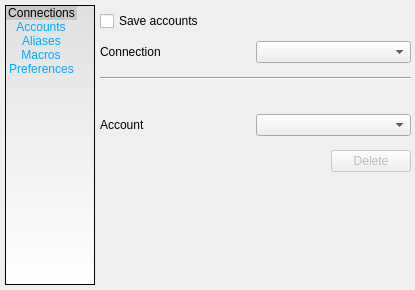
Qt form src/devclient/gui_src/gui_option.ui (develer-staff/devclient) before a commit.
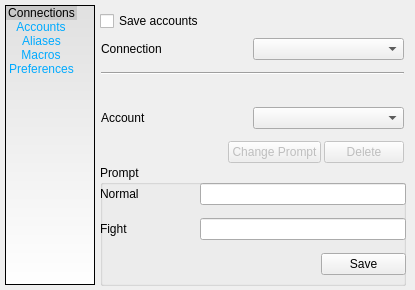
The same form after that commit. The open tabs and pages were chosen to show the change. Icons and pictures are not drawn.

Commit message: abbozzata interfaccia per la definizione di un prompt personalizzato per account

Patch:
```diff
--- a/src/devclient/gui_src/gui_option.ui
+++ b/src/devclient/gui_src/gui_option.ui
@@ -346,21 +346,155 @@
     </widget>
    </widget>
    <widget class="QWidget" name="account_page" >
+    <widget class="QCheckBox" name="save_account" >
+     <property name="geometry" >
+      <rect>
+       <x>5</x>
+       <y>10</y>
+       <width>115</width>
+       <height>22</height>
+      </rect>
+     </property>
+     <property name="text" >
+      <string>Save accounts</string>
+     </property>
+    </widget>
+    <widget class="QGroupBox" name="box_prompt" >
+     <property name="geometry" >
+      <rect>
+       <x>5</x>
+       <y>165</y>
+       <width>306</width>
+       <height>121</height>
+      </rect>
+     </property>
+     <property name="toolTip" >
+      <string>&lt;table>
+&lt;tr>&lt;td colspan=3>&lt;b>Prompt format:&lt;/b>&lt;/td>&lt;/tr>
+&lt;tr>&lt;td>%h&lt;/td>&lt;td>->&lt;/td>&lt;td>Current hit points&lt;/td>&lt;/tr>
+&lt;tr>&lt;td>%H&lt;/td>&lt;td>->&lt;/td>&lt;td>Maximum hit points&lt;/td>&lt;/tr>
+&lt;tr>&lt;td>%m&lt;/td>&lt;td>->&lt;/td>&lt;td>Current mana&lt;/td>&lt;/tr>
+&lt;tr>&lt;td>%M&lt;/td>&lt;td>->&lt;/td>&lt;td>Maximum mana&lt;/td>&lt;/tr>
+&lt;tr>&lt;td>%v&lt;/td>&lt;td>->&lt;/td>&lt;td>Current moves&lt;/td>&lt;/tr>
+&lt;tr>&lt;td>%V&lt;/td>&lt;td>->&lt;/td>&lt;td>Maximum moves&lt;/td>&lt;/tr>
+&lt;tr>&lt;td>*&lt;td>->&lt;/td>&lt;td>Represent any char, repeated&lt;/td>&lt;/tr>
+&lt;tr>&lt;td colspan=2>&amp;nbsp;&lt;/td>&lt;td>zero or more times&lt;/td>&lt;/tr>
+&lt;tr>&lt;td colspan=3>&amp;nbsp;&lt;/td>&lt;/tr>
+&lt;/table>
+&lt;table>
+&lt;tr>&lt;td colspan=3>&lt;b>Example:&lt;/b>&lt;/td>&lt;/tr>
+&lt;tr>&lt;td colspan=3>[  %h/%Hhp %m/%Mmn %v/%Vmv *] >&lt;/td>&lt;/tr>
+&lt;tr>&lt;td colspan=3>is a valid rapresentation for:&lt;/td>&lt;/tr>
+&lt;tr>&lt;td colspan=3>[  111/111hp 100/100mn 500/500mv 1000tnl] >&lt;/td>&lt;/tr>
+&lt;/table></string>
+     </property>
+     <property name="title" >
+      <string>Prompt</string>
+     </property>
+     <widget class="QWidget" name="layoutWidget" >
+      <property name="geometry" >
+       <rect>
+        <x>0</x>
+        <y>10</y>
+        <width>306</width>
+        <height>111</height>
+       </rect>
+      </property>
+      <layout class="QGridLayout" >
+       <property name="horizontalSpacing" >
+        <number>0</number>
+       </property>
+       <property name="verticalSpacing" >
+        <number>5</number>
+       </property>
+       <item row="0" column="0" >
+        <widget class="QLabel" name="label" >
+         <property name="minimumSize" >
+          <size>
+           <width>100</width>
+           <height>0</height>
+          </size>
+         </property>
+         <property name="maximumSize" >
+          <size>
+           <width>100</width>
+           <height>16777215</height>
+          </size>
+         </property>
+         <property name="text" >
+          <string>Normal</string>
+         </property>
+        </widget>
+       </item>
+       <item row="0" column="1" colspan="2" >
+        <widget class="QLineEdit" name="normal_prompt" />
+       </item>
+       <item row="1" column="0" >
+        <widget class="QLabel" name="label_2" >
+         <property name="minimumSize" >
+          <size>
+           <width>100</width>
+           <height>0</height>
+          </size>
+         </property>
+         <property name="maximumSize" >
+          <size>
+           <width>100</width>
+           <height>16777215</height>
+          </size>
+         </property>
+         <property name="text" >
+          <string>Fight</string>
+         </property>
+        </widget>
+       </item>
+       <item row="1" column="1" colspan="2" >
+        <widget class="QLineEdit" name="fight_prompt" />
+       </item>
+       <item row="2" column="0" colspan="2" >
+        <spacer>
+         <property name="orientation" >
+          <enum>Qt::Horizontal</enum>
+         </property>
+         <property name="sizeHint" >
+          <size>
+           <width>221</width>
+           <height>20</height>
+          </size>
+         </property>
+        </spacer>
+       </item>
+       <item row="2" column="2" >
+        <widget class="QPushButton" name="save_prompt" >
+         <property name="text" >
+          <string>Save</string>
+         </property>
+         <property name="icon" >
+          <iconset resource="../../../resources/gui_option.qrc" >:/images/button-save.png</iconset>
+         </property>
+        </widget>
+       </item>
+      </layout>
+     </widget>
+    </widget>
     <widget class="QWidget" name="layoutWidget" >
      <property name="geometry" >
       <rect>
-       <x>5</x>
-       <y>35</y>
-       <width>311</width>
-       <height>146</height>
+       <x>6</x>
+       <y>31</y>
+       <width>306</width>
+       <height>141</height>
       </rect>
      </property>
      <layout class="QGridLayout" >
+      <property name="rightMargin" >
+       <number>3</number>
+      </property>
       <property name="horizontalSpacing" >
        <number>0</number>
       </property>
       <property name="verticalSpacing" >
-       <number>8</number>
+       <number>5</number>
       </property>
       <item row="0" column="0" >
        <widget class="QLabel" name="label_conn_account" >
@@ -385,6 +519,29 @@
         </property>
        </widget>
       </item>
+      <item row="1" column="0" colspan="2" >
+       <widget class="Line" name="line" >
+        <property name="orientation" >
+         <enum>Qt::Horizontal</enum>
+        </property>
+       </widget>
+      </item>
+      <item row="2" column="0" colspan="2" >
+       <spacer>
+        <property name="orientation" >
+         <enum>Qt::Vertical</enum>
+        </property>
+        <property name="sizeType" >
+         <enum>QSizePolicy::Fixed</enum>
+        </property>
+        <property name="sizeHint" >
+         <size>
+          <width>20</width>
+          <height>20</height>
+         </size>
+        </property>
+       </spacer>
+      </item>
       <item row="3" column="0" >
        <widget class="QLabel" name="label_account_account" >
         <property name="text" >
@@ -426,6 +583,19 @@
           </property>
          </spacer>
         </item>
+        <item>
+         <widget class="QPushButton" name="change_prompt" >
+          <property name="enabled" >
+           <bool>false</bool>
+          </property>
+          <property name="text" >
+           <string>Change Prompt</string>
+          </property>
+          <property name="icon" >
+           <iconset resource="../../../resources/gui_option.qrc" >:/images/prompt.png</iconset>
+          </property>
+         </widget>
+        </item>
         <item>
          <widget class="QPushButton" name="delete_account" >
           <property name="enabled" >
@@ -441,44 +611,8 @@
         </item>
        </layout>
       </item>
-      <item row="1" column="0" colspan="2" >
-       <widget class="Line" name="line" >
-        <property name="orientation" >
-         <enum>Qt::Horizontal</enum>
-        </property>
-       </widget>
-      </item>
-      <item row="2" column="0" colspan="2" >
-       <spacer>
-        <property name="orientation" >
-         <enum>Qt::Vertical</enum>
-        </property>
-        <property name="sizeType" >
-         <enum>QSizePolicy::Fixed</enum>
-        </property>
-        <property name="sizeHint" >
-         <size>
-          <width>20</width>
-          <height>20</height>
-         </size>
-        </property>
-       </spacer>
-      </item>
      </layout>
     </widget>
-    <widget class="QCheckBox" name="save_account" >
-     <property name="geometry" >
-      <rect>
-       <x>5</x>
-       <y>10</y>
-       <width>115</width>
-       <height>22</height>
-      </rect>
-     </property>
-     <property name="text" >
-      <string>Save accounts</string>
-     </property>
-    </widget>
    </widget>
    <widget class="QWidget" name="alias_page" >
     <widget class="QWidget" name="layoutWidget_2" >
```
The commit also changes 9 other files.
